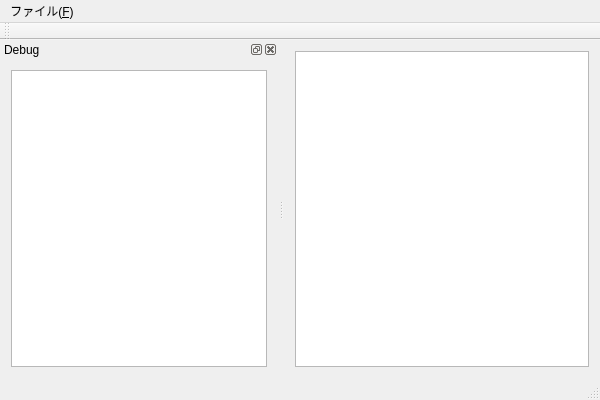
The window that reinforce/week2/demo1/mainwindow.ui (plus7/plus7pub) describes before a commit, drawn with Qt 5.
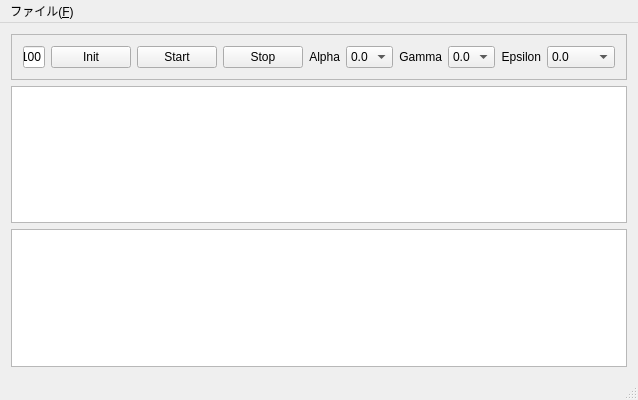
The same window after the commit.

```diff
--- a/reinforce/week2/demo1/mainwindow.ui
+++ b/reinforce/week2/demo1/mainwindow.ui
@@ -6,7 +6,7 @@
    <rect>
     <x>0</x>
     <y>0</y>
-    <width>600</width>
+    <width>611</width>
     <height>400</height>
    </rect>
   </property>
@@ -15,9 +15,229 @@
   </property>
   <widget class="QWidget" name="centralWidget">
    <layout class="QVBoxLayout" name="verticalLayout_2">
+    <item>
+     <widget class="QFrame" name="frame">
+      <property name="frameShape">
+       <enum>QFrame::StyledPanel</enum>
+      </property>
+      <property name="frameShadow">
+       <enum>QFrame::Raised</enum>
+      </property>
+      <layout class="QHBoxLayout" name="horizontalLayout">
+       <item>
+        <widget class="QLineEdit" name="epsCount">
+         <property name="text">
+          <string>100</string>
+         </property>
+        </widget>
+       </item>
+       <item>
+        <widget class="QPushButton" name="initButton">
+         <property name="text">
+          <string>Init</string>
+         </property>
+        </widget>
+       </item>
+       <item>
+        <widget class="QPushButton" name="startButton">
+         <property name="text">
+          <string>Start</string>
+         </property>
+        </widget>
+       </item>
+       <item>
+        <widget class="QPushButton" name="stopButton">
+         <property name="text">
+          <string>Stop</string>
+         </property>
+        </widget>
+       </item>
+       <item>
+        <widget class="QLabel" name="label">
+         <property name="text">
+          <string>Alpha</string>
+         </property>
+         <property name="alignment">
+          <set>Qt::AlignRight|Qt::AlignTrailing|Qt::AlignVCenter</set>
+         </property>
+        </widget>
+       </item>
+       <item>
+        <widget class="QComboBox" name="alphaCombo">
+         <item>
+          <property name="text">
+           <string>0.0</string>
+          </property>
+         </item>
+         <item>
+          <property name="text">
+           <string>0.1</string>
+          </property>
+         </item>
+         <item>
+          <property name="text">
+           <string>0.2</string>
+          </property>
+         </item>
+         <item>
+          <property name="text">
+           <string>0.3</string>
+          </property>
+         </item>
+         <item>
+          <property name="text">
+           <string>0.4</string>
+          </property>
+         </item>
+         <item>
+          <property name="text">
+           <string>0.5</string>
+          </property>
+         </item>
+         <item>
+          <property name="text">
+           <string>0.6</string>
+          </property>
+         </item>
+         <item>
+          <property name="text">
+           <string>0.7</string>
+          </property>
+         </item>
+         <item>
+          <property name="text">
+           <string>0.8</string>
+          </property>
+         </item>
+         <item>
+          <property name="text">
+           <string>0.9</string>
+          </property>
+         </item>
+         <item>
+          <property name="text">
+           <string>1.0</string>
+          </property>
+         </item>
+        </widget>
+       </item>
+       <item>
+        <widget class="QLabel" name="label_2">
+         <property name="text">
+          <string>Gamma</string>
+         </property>
+         <property name="alignment">
+          <set>Qt::AlignRight|Qt::AlignTrailing|Qt::AlignVCenter</set>
+         </property>
+        </widget>
+       </item>
+       <item>
+        <widget class="QComboBox" name="gammaCombo">
+         <item>
+          <property name="text">
+           <string>0.0</string>
+          </property>
+         </item>
+         <item>
+          <property name="text">
+           <string>0.1</string>
+          </property>
+         </item>
+         <item>
+          <property name="text">
+           <string>0.2</string>
+          </property>
+         </item>
+         <item>
+          <property name="text">
+           <string>0.3</string>
+          </property>
+         </item>
+         <item>
+          <property name="text">
+           <string>0.4</string>
+          </property>
+         </item>
+         <item>
+          <property name="text">
+           <string>0.5</string>
+          </property>
+         </item>
+         <item>
+          <property name="text">
+           <string>0.6</string>
+          </property>
+         </item>
+         <item>
+          <property name="text">
+           <string>0.7</string>
+          </property>
+         </item>
+         <item>
+          <property name="text">
+           <string>0.8</string>
+          </property>
+         </item>
+         <item>
+          <property name="text">
+           <string>0.9</string>
+          </property>
+         </item>
+         <item>
+          <property name="text">
+           <string>1.0</string>
+          </property>
+         </item>
+        </widget>
+       </item>
+       <item>
+        <widget class="QLabel" name="label_3">
+         <property name="text">
+          <string>Epsilon</string>
+         </property>
+         <property name="alignment">
+          <set>Qt::AlignRight|Qt::AlignTrailing|Qt::AlignVCenter</set>
+         </property>
+        </widget>
+       </item>
+       <item>
+        <widget class="QComboBox" name="epsilonCombo">
+         <item>
+          <property name="text">
+           <string>0.0</string>
+          </property>
+         </item>
+         <item>
+          <property name="text">
+           <string>0.0001</string>
+          </property>
+         </item>
+         <item>
+          <property name="text">
+           <string>0.001</string>
+          </property>
+         </item>
+         <item>
+          <property name="text">
+           <string>0.01</string>
+          </property>
+         </item>
+         <item>
+          <property name="text">
+           <string>0.1</string>
+          </property>
+         </item>
+        </widget>
+       </item>
+      </layout>
+     </widget>
+    </item>
     <item>
      <widget class="QGraphicsView" name="graphicsView"/>
     </item>
+    <item>
+     <widget class="QTextEdit" name="textEdit"/>
+    </item>
    </layout>
   </widget>
   <widget class="QMenuBar" name="menuBar">
@@ -25,7 +245,7 @@
     <rect>
      <x>0</x>
      <y>0</y>
-     <width>600</width>
+     <width>611</width>
      <height>25</height>
     </rect>
    </property>
@@ -37,30 +257,7 @@
    </widget>
    <addaction name="menu_File"/>
   </widget>
-  <widget class="QToolBar" name="mainToolBar">
-   <attribute name="toolBarArea">
-    <enum>TopToolBarArea</enum>
-   </attribute>
-   <attribute name="toolBarBreak">
-    <bool>false</bool>
-   </attribute>
-  </widget>
   <widget class="QStatusBar" name="statusBar"/>
-  <widget class="QDockWidget" name="debugDock">
-   <property name="windowTitle">
-    <string>Debug</string>
-   </property>
-   <attribute name="dockWidgetArea">
-    <number>1</number>
-   </attribute>
-   <widget class="QWidget" name="dockWidgetContents">
-    <layout class="QVBoxLayout" name="verticalLayout">
-     <item>
-      <widget class="QColumnView" name="columnView"/>
-     </item>
-    </layout>
-   </widget>
-  </widget>
   <action name="action_Exit">
    <property name="text">
     <string>終了(&amp;X)</string>
```
